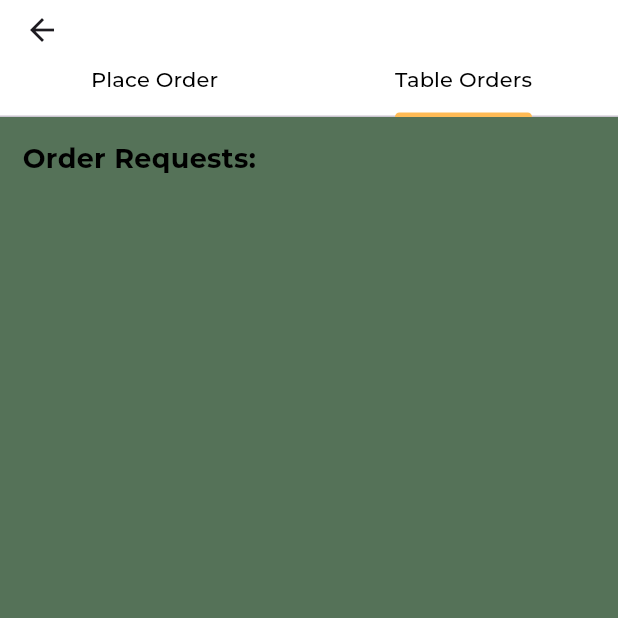
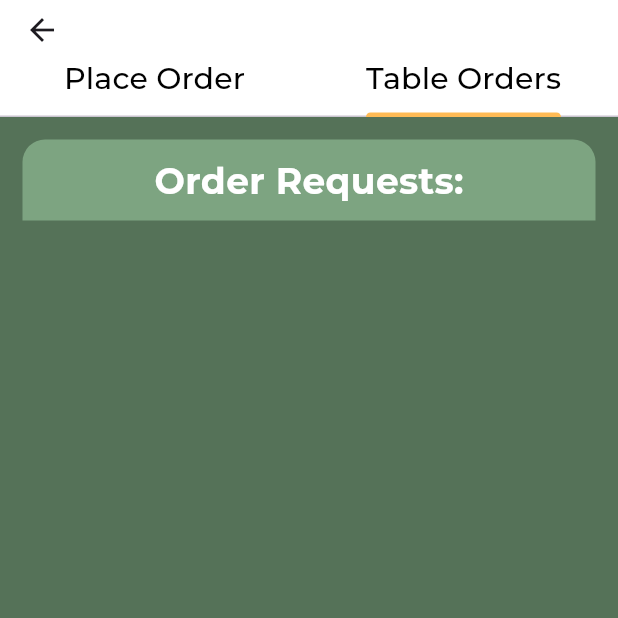
Before and after one commit to AleccLang/Waitron-App, a Flutter app: the OrderPage screen opened directly with empty values, tab 2 chosen, on a phone screen of 412 x 824 dp, the top half of it. Run offline on Flutter 3.47's test engine with Material 3 defaults, Android fonts, the phone set to English and light mode, and no system bars; our stand-ins replace cloud_firestore, firebase_core, flutter_local_notifications, google_fonts; accounts and stored records are empty.

Commit message:
Updated order list styling

```diff
--- a/waitron_app/lib/screens/KitchenPage.dart
+++ b/waitron_app/lib/screens/KitchenPage.dart
@@ -18,14 +18,12 @@ class KitchenPage extends StatelessWidget {
             tabs: [
               Tab(
                 child: Text(
-                  'Placed',
-                  style: TextStyle(color: Colors.black),
+                  'Placed', style: TextStyle(fontSize: 20, color: Colors.black)
                 ),
               ),
               Tab(
                 child: Text(
-                  'In Progress',
-                  style: TextStyle(color: Colors.black),
+                  'In Progress', style: TextStyle(fontSize: 20, color: Colors.black)
                 ),
               ),
             ],
--- a/waitron_app/lib/screens/OrderPage.dart
+++ b/waitron_app/lib/screens/OrderPage.dart
@@ -52,14 +52,12 @@ class OrderPageState extends State<OrderPage> {
             tabs: [
               Tab(
                 child: Text(
-                  'Place Order',
-                  style: TextStyle(color: Colors.black),
+                  'Place Order', style: TextStyle(fontSize: 20, color: Colors.black)
                 ),
               ),
               Tab(
                 child: Text(
-                  'Table Orders',
-                  style: TextStyle(color: Colors.black),
+                  'Table Orders', style: TextStyle(fontSize: 20, color: Colors.black),
                 ),
               )
             ],
@@ -102,9 +100,18 @@ class OrderPageState extends State<OrderPage> {
         child: Column(
           crossAxisAlignment: CrossAxisAlignment.stretch,
           children: [
-            const Text(
-              'Order:',
-              style: TextStyle(fontSize: 18, fontWeight: FontWeight.bold),
+            Container(
+              padding: const EdgeInsets.symmetric(vertical: 10.0),
+              decoration: const BoxDecoration(
+                color: Color.fromARGB(255, 125, 164, 129),
+                borderRadius: BorderRadius.only(
+                  topLeft: Radius.circular(15.0),
+                  topRight: Radius.circular(15.0),
+                ),
+              ),
+              child: const Center(
+                child: Text('Order:', style: TextStyle(fontSize: 24, fontWeight: FontWeight.bold, color: Colors.white)),
+              ),
             ),
             Expanded(
               child: ListView.builder(
@@ -114,6 +121,11 @@ class OrderPageState extends State<OrderPage> {
                     onTap: () {
                       itemOptions(context, index);
                     },
+                    child: Card(
+                      elevation: 10,
+                      shape: RoundedRectangleBorder(
+                        borderRadius: BorderRadius.circular(10.0),
+                      ),
                       child: ListTile(
                         title: Container(
                           decoration: BoxDecoration(
@@ -126,8 +138,8 @@ class OrderPageState extends State<OrderPage> {
                               Column(
                                 crossAxisAlignment: CrossAxisAlignment.start,
                               children: [
-                             Text(' ${orderRequests[index].item}'),
-                            Text(' Notes: ${orderRequests[index].notes}, Quantity: ${orderRequests[index].quantity}', style: const TextStyle(color: Colors.black, fontSize: 13.0))
+                              Text(' ${orderRequests[index].item}', style: const TextStyle(fontWeight: FontWeight.bold, fontSize: 18.0, color: Colors.black)),
+                              Text(' Notes: ${orderRequests[index].notes}, Quantity: ${orderRequests[index].quantity}', style: const TextStyle(color: Color.fromARGB(255, 97, 96, 96), fontSize: 14.0))
                                 ]
                               ),
                               const Row(
@@ -139,6 +151,7 @@ class OrderPageState extends State<OrderPage> {
                               )
                             ])
                           ),
+                        )
                       )
                      );
                     },
@@ -339,9 +352,18 @@ class OrderPageState extends State<OrderPage> {
       child: Column(
         crossAxisAlignment: CrossAxisAlignment.stretch,
         children: [
-          const Text(
-            'Order Requests:',
-            style: TextStyle(fontSize: 18, fontWeight: FontWeight.bold, color: Colors.black),
+          Container(
+            padding: const EdgeInsets.symmetric(vertical: 10.0),
+            decoration: const BoxDecoration(
+              color: Color.fromARGB(255, 125, 164, 129),
+              borderRadius: BorderRadius.only(
+                topLeft: Radius.circular(15.0),
+                topRight: Radius.circular(15.0),
+              ),
+            ),
+            child: const Center(
+              child: Text('Order Requests:', style: TextStyle(fontSize: 24, fontWeight: FontWeight.bold, color: Colors.white),)
+            ),
           ),
           Expanded(
             child:StreamBuilder<QuerySnapshot>(
@@ -363,6 +385,11 @@ class OrderPageState extends State<OrderPage> {
                       onTap: () {
                          OrderList.orderOptions(context, orders[index], false);
                       },
+                      child: Card(
+                        elevation: 10,
+                        shape: RoundedRectangleBorder(
+                          borderRadius: BorderRadius.circular(15.0),
+                        ),
                         child: ListTile(
                           title: Container(
                             decoration: BoxDecoration(
@@ -375,8 +402,8 @@ class OrderPageState extends State<OrderPage> {
                                 Column(
                                   crossAxisAlignment: CrossAxisAlignment.start,
                                 children: [
-                                Text('  Table: ${orders[index].table}'),
-                                Text('  Status: ${orders[index].status}', style: const TextStyle(color: Colors.black, fontSize: 13.0))
+                                  Text('  Table: ${orders[index].table}', style: const TextStyle(fontWeight: FontWeight.bold, fontSize: 18.0, color: Colors.black)),
+                                  Text('  Status: ${orders[index].status}', style: const TextStyle(color: Color.fromARGB(255, 97, 96, 96), fontSize: 14.0))
                                   ]
                                 ),
                                 const Row(
@@ -388,6 +415,7 @@ class OrderPageState extends State<OrderPage> {
                                 )
                               ])
                             ),
+                          )
                       )
                     );
                   },
--- a/waitron_app/lib/screens/WaitronPage.dart
+++ b/waitron_app/lib/screens/WaitronPage.dart
@@ -45,14 +45,12 @@ class WaitronPageState extends State<WaitronPage> {
             tabs: [
               Tab(
                 child: Text(
-                  'Requests',
-                  style: TextStyle(color: Colors.black),
+                  'Requests', style: TextStyle(fontSize: 20, color: Colors.black)
                 ),
               ),
               Tab(
                 child: Text(
-                  'Completed',
-                  style: TextStyle(color: Colors.black),
+                  'Completed', style: TextStyle(fontSize: 20, color: Colors.black)
                 ),
               ),
             ],
```
Also changed, not shown: waitron_app/lib/screens/HomePage.dart (+7 -5 lines), waitron_app/lib/screens/MenuPage.dart (+23 -10 lines), waitron_app/lib/screens/OrderList.dart (+8 -2 lines). Lines whose indentation alone changed are shown as unchanged.
